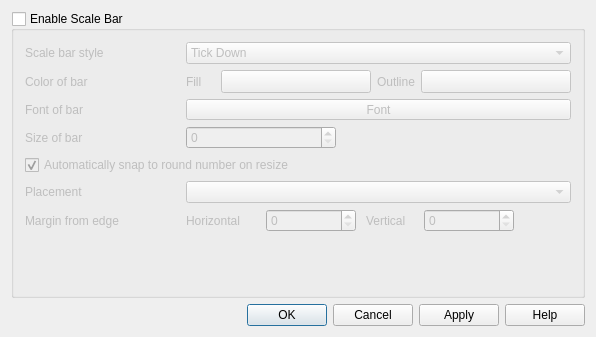
Above: src/ui/qgsdecorationscalebardialog.ui from qgis/QGIS before the change. Below: the same form after it.
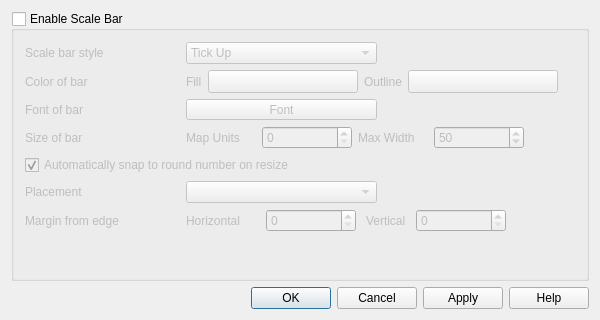
That is the form after the change. Icons and pictures are not drawn. Custom widgets are drawn as their Qt base class.

```diff
--- a/src/ui/qgsdecorationscalebardialog.ui
+++ b/src/ui/qgsdecorationscalebardialog.ui
@@ -6,8 +6,8 @@
    <rect>
     <x>0</x>
     <y>0</y>
-    <width>596</width>
-    <height>337</height>
+    <width>600</width>
+    <height>320</height>
    </rect>
   </property>
   <property name="windowTitle">
@@ -17,21 +17,11 @@
    <iconset>
     <normaloff>../../../../../.designer/backup</normaloff>../../../../../.designer/backup</iconset>
   </property>
-  <layout class="QGridLayout" name="gridLayout">
-   <item row="1" column="0">
-    <widget class="QDialogButtonBox" name="buttonBox">
-     <property name="orientation">
-      <enum>Qt::Horizontal</enum>
-     </property>
-     <property name="standardButtons">
-      <set>QDialogButtonBox::Apply|QDialogButtonBox::Cancel|QDialogButtonBox::Help|QDialogButtonBox::Ok</set>
-     </property>
-    </widget>
-   </item>
-   <item row="0" column="0">
+  <layout class="QVBoxLayout" name="verticalLayout">
+   <item>
     <widget class="QGroupBox" name="grpEnable">
      <property name="sizePolicy">
-      <sizepolicy hsizetype="Preferred" vsizetype="Minimum">
+      <sizepolicy hsizetype="Preferred" vsizetype="Preferred">
        <horstretch>0</horstretch>
        <verstretch>0</verstretch>
       </sizepolicy>
@@ -39,7 +29,7 @@
      <property name="minimumSize">
       <size>
        <width>0</width>
-       <height>220</height>
+       <height>0</height>
       </size>
      </property>
      <property name="title">
@@ -51,64 +41,8 @@
      <property name="checked">
       <bool>false</bool>
      </property>
-     <layout class="QGridLayout" name="gridLayout_2">
-      <item row="3" column="1">
-       <layout class="QHBoxLayout" name="colorLayout">
-        <item>
-         <widget class="QLabel" name="fillLabel">
-          <property name="text">
-           <string>Fill</string>
-          </property>
-         </widget>
-        </item>
-        <item>
-         <widget class="QgsColorButton" name="pbnChangeColor">
-          <property name="minimumSize">
-           <size>
-            <width>150</width>
-            <height>0</height>
-           </size>
-          </property>
-          <property name="maximumSize">
-           <size>
-            <width>120</width>
-            <height>16777215</height>
-           </size>
-          </property>
-          <property name="text">
-           <string/>
-          </property>
-         </widget>
-        </item>
-        <item>
-         <widget class="QLabel" name="outlineLabel">
-          <property name="text">
-           <string>Outline</string>
-          </property>
-         </widget>
-        </item>
-        <item>
-         <widget class="QgsColorButton" name="pbnChangeOutlineColor">
-          <property name="minimumSize">
-           <size>
-            <width>150</width>
-            <height>0</height>
-           </size>
-          </property>
-          <property name="maximumSize">
-           <size>
-            <width>120</width>
-            <height>16777215</height>
-           </size>
-          </property>
-          <property name="text">
-           <string/>
-          </property>
-         </widget>
-        </item>
-       </layout>
-      </item>
-      <item row="2" column="0">
+     <layout class="QGridLayout" name="gridLayout">
+      <item row="0" column="0">
        <widget class="QLabel" name="textLabel1">
         <property name="sizePolicy">
          <sizepolicy hsizetype="Preferred" vsizetype="Minimum">
@@ -124,23 +58,7 @@
         </property>
        </widget>
       </item>
-      <item row="5" column="0">
-       <widget class="QLabel" name="textLabel1_3">
-        <property name="sizePolicy">
-         <sizepolicy hsizetype="Preferred" vsizetype="Minimum">
-          <horstretch>0</horstretch>
-          <verstretch>0</verstretch>
-         </sizepolicy>
-        </property>
-        <property name="text">
-         <string>Size of bar</string>
-        </property>
-        <property name="buddy">
-         <cstring>spnSize</cstring>
-        </property>
-       </widget>
-      </item>
-      <item row="2" column="1">
+      <item row="0" column="1">
        <widget class="QComboBox" name="cboStyle">
         <property name="sizePolicy">
          <sizepolicy hsizetype="Minimum" vsizetype="Minimum">
@@ -151,6 +69,12 @@
         <property name="toolTip">
          <string>Select the style of the scale bar</string>
         </property>
+        <property name="currentText">
+         <string>Tick Up</string>
+        </property>
+        <property name="currentIndex">
+         <number>1</number>
+        </property>
         <item>
          <property name="text">
           <string>Tick Down</string>
@@ -173,7 +97,7 @@
         </item>
        </widget>
       </item>
-      <item row="3" column="0">
+      <item row="1" column="0">
        <widget class="QLabel" name="textLabel1_3_2">
         <property name="sizePolicy">
          <sizepolicy hsizetype="Preferred" vsizetype="Minimum">
@@ -186,7 +110,82 @@
         </property>
        </widget>
       </item>
-      <item row="4" column="0">
+      <item row="1" column="1" colspan="2">
+       <layout class="QHBoxLayout" name="colorLayout">
+        <item>
+         <widget class="QLabel" name="fillLabel">
+          <property name="text">
+           <string>Fill</string>
+          </property>
+          <property name="buddy">
+           <cstring>pbnChangeColor</cstring>
+          </property>
+         </widget>
+        </item>
+        <item>
+         <widget class="QgsColorButton" name="pbnChangeColor">
+          <property name="minimumSize">
+           <size>
+            <width>150</width>
+            <height>0</height>
+           </size>
+          </property>
+          <property name="maximumSize">
+           <size>
+            <width>120</width>
+            <height>16777215</height>
+           </size>
+          </property>
+          <property name="text">
+           <string/>
+          </property>
+         </widget>
+        </item>
+        <item>
+         <widget class="QLabel" name="outlineLabel">
+          <property name="text">
+           <string>Outline</string>
+          </property>
+          <property name="buddy">
+           <cstring>pbnChangeOutlineColor</cstring>
+          </property>
+         </widget>
+        </item>
+        <item>
+         <widget class="QgsColorButton" name="pbnChangeOutlineColor">
+          <property name="minimumSize">
+           <size>
+            <width>150</width>
+            <height>0</height>
+           </size>
+          </property>
+          <property name="maximumSize">
+           <size>
+            <width>120</width>
+            <height>16777215</height>
+           </size>
+          </property>
+          <property name="text">
+           <string/>
+          </property>
+         </widget>
+        </item>
+        <item>
+         <spacer name="horizontalSpacer">
+          <property name="orientation">
+           <enum>Qt::Horizontal</enum>
+          </property>
+          <property name="sizeHint" stdset="0">
+           <size>
+            <width>40</width>
+            <height>20</height>
+           </size>
+          </property>
+         </spacer>
+        </item>
+       </layout>
+      </item>
+      <item row="2" column="0">
        <widget class="QLabel" name="textLabel1_3_22">
         <property name="sizePolicy">
          <sizepolicy hsizetype="Preferred" vsizetype="Minimum">
@@ -197,9 +196,12 @@
         <property name="text">
          <string>Font of bar</string>
         </property>
+        <property name="buddy">
+         <cstring>mButtonFontStyle</cstring>
+        </property>
        </widget>
       </item>
-      <item row="4" column="1">
+      <item row="2" column="1">
        <widget class="QgsFontButton" name="mButtonFontStyle">
         <property name="sizePolicy">
          <sizepolicy hsizetype="Expanding" vsizetype="Fixed">
@@ -212,8 +214,52 @@
         </property>
        </widget>
       </item>
-      <item row="5" column="1">
-       <layout class="QHBoxLayout" name="horizontalLayout_3">
+      <item row="3" column="0">
+       <widget class="QLabel" name="lblSize">
+        <property name="sizePolicy">
+         <sizepolicy hsizetype="Preferred" vsizetype="Minimum">
+          <horstretch>0</horstretch>
+          <verstretch>0</verstretch>
+         </sizepolicy>
+        </property>
+        <property name="text">
+         <string>Size of bar</string>
+        </property>
+       </widget>
+      </item>
+      <item row="3" column="1" colspan="2">
+       <layout class="QHBoxLayout" name="hlytSize">
+        <item>
+         <widget class="QLabel" name="lblmapunits">
+          <property name="sizePolicy">
+           <sizepolicy hsizetype="Minimum" vsizetype="Minimum">
+            <horstretch>0</horstretch>
+            <verstretch>0</verstretch>
+           </sizepolicy>
+          </property>
+          <property name="minimumSize">
+           <size>
+            <width>70</width>
+            <height>0</height>
+           </size>
+          </property>
+          <property name="maximumSize">
+           <size>
+            <width>60</width>
+            <height>16777215</height>
+           </size>
+          </property>
+          <property name="text">
+           <string>Map Units</string>
+          </property>
+          <property name="alignment">
+           <set>Qt::AlignLeading|Qt::AlignLeft|Qt::AlignVCenter</set>
+          </property>
+          <property name="buddy">
+           <cstring>spnSize</cstring>
+          </property>
+         </widget>
+        </item>
         <item>
          <widget class="QgsSpinBox" name="spnSize">
           <property name="sizePolicy">
@@ -224,14 +270,79 @@
           </property>
           <property name="minimumSize">
            <size>
-            <width>150</width>
+            <width>90</width>
             <height>0</height>
            </size>
           </property>
+          <property name="toolTip">
+           <string>Desired length of scale bar in measuring map units</string>
+          </property>
+          <property name="maximum">
+           <number>10000</number>
+          </property>
          </widget>
         </item>
         <item>
-         <spacer name="horizontalSpacer">
+         <widget class="QLabel" name="lblMaxSize">
+          <property name="sizePolicy">
+           <sizepolicy hsizetype="Minimum" vsizetype="Minimum">
+            <horstretch>0</horstretch>
+            <verstretch>0</verstretch>
+           </sizepolicy>
+          </property>
+          <property name="minimumSize">
+           <size>
+            <width>70</width>
+            <height>0</height>
+           </size>
+          </property>
+          <property name="maximumSize">
+           <size>
+            <width>60</width>
+            <height>16777215</height>
+           </size>
+          </property>
+          <property name="text">
+           <string>Max Width</string>
+          </property>
+          <property name="alignment">
+           <set>Qt::AlignLeading|Qt::AlignLeft|Qt::AlignVCenter</set>
+          </property>
+          <property name="buddy">
+           <cstring>spnMaxWidth</cstring>
+          </property>
+         </widget>
+        </item>
+        <item>
+         <widget class="QgsSpinBox" name="spnMaxWidth">
+          <property name="sizePolicy">
+           <sizepolicy hsizetype="Minimum" vsizetype="Minimum">
+            <horstretch>0</horstretch>
+            <verstretch>0</verstretch>
+           </sizepolicy>
+          </property>
+          <property name="minimumSize">
+           <size>
+            <width>90</width>
+            <height>0</height>
+           </size>
+          </property>
+          <property name="toolTip">
+           <string>Maximum width of scale bar as percentage of map canvas (1-80%)</string>
+          </property>
+          <property name="minimum">
+           <number>1</number>
+          </property>
+          <property name="maximum">
+           <number>80</number>
+          </property>
+          <property name="value">
+           <number>50</number>
+          </property>
+         </widget>
+        </item>
+        <item>
+         <spacer name="horizontalSpacer_2">
           <property name="orientation">
            <enum>Qt::Horizontal</enum>
           </property>
@@ -245,8 +356,63 @@
         </item>
        </layout>
       </item>
-      <item row="8" column="1">
-       <layout class="QHBoxLayout" name="hlytMargin" stretch="0,0,0,0,0">
+      <item row="4" column="0" colspan="3">
+       <widget class="QCheckBox" name="chkSnapping">
+        <property name="sizePolicy">
+         <sizepolicy hsizetype="Minimum" vsizetype="Minimum">
+          <horstretch>0</horstretch>
+          <verstretch>0</verstretch>
+         </sizepolicy>
+        </property>
+        <property name="text">
+         <string>Automatically snap to round number on resize</string>
+        </property>
+        <property name="checked">
+         <bool>true</bool>
+        </property>
+       </widget>
+      </item>
+      <item row="5" column="0">
+       <widget class="QLabel" name="lblLocation">
+        <property name="sizePolicy">
+         <sizepolicy hsizetype="Preferred" vsizetype="Minimum">
+          <horstretch>0</horstretch>
+          <verstretch>0</verstretch>
+         </sizepolicy>
+        </property>
+        <property name="text">
+         <string>Placement</string>
+        </property>
+        <property name="buddy">
+         <cstring>cboPlacement</cstring>
+        </property>
+       </widget>
+      </item>
+      <item row="5" column="1">
+       <widget class="QComboBox" name="cboPlacement">
+        <property name="sizePolicy">
+         <sizepolicy hsizetype="Minimum" vsizetype="Minimum">
+          <horstretch>0</horstretch>
+          <verstretch>0</verstretch>
+         </sizepolicy>
+        </property>
+       </widget>
+      </item>
+      <item row="6" column="0">
+       <widget class="QLabel" name="lblMargin">
+        <property name="minimumSize">
+         <size>
+          <width>155</width>
+          <height>0</height>
+         </size>
+        </property>
+        <property name="text">
+         <string>Margin from edge</string>
+        </property>
+       </widget>
+      </item>
+      <item row="6" column="1" colspan="2">
+       <layout class="QHBoxLayout" name="hlytMargin" stretch="0,0,0,0,0,0">
         <property name="spacing">
          <number>10</number>
         </property>
@@ -279,6 +445,9 @@
           <property name="alignment">
            <set>Qt::AlignLeading|Qt::AlignLeft|Qt::AlignVCenter</set>
           </property>
+          <property name="buddy">
+           <cstring>spnHorizontal</cstring>
+          </property>
          </widget>
         </item>
         <item>
@@ -301,15 +470,15 @@
             <height>16777215</height>
            </size>
           </property>
-          <property name="minimum">
-           <number>0</number>
-          </property>
-          <property name="maximum">
-           <number>100</number>
-          </property>
           <property name="toolTip">
            <string>Horizontal offset on the map canvas from the placement anchor</string>
           </property>
+          <property name="minimum">
+           <number>0</number>
+          </property>
+          <property name="maximum">
+           <number>100</number>
+          </property>
          </widget>
         </item>
         <item>
@@ -329,6 +498,9 @@
           <property name="text">
            <string>Vertical</string>
           </property>
+          <property name="buddy">
+           <cstring>spnVertical</cstring>
+          </property>
          </widget>
         </item>
         <item>
@@ -351,12 +523,12 @@
             <height>16777215</height>
            </size>
           </property>
-          <property name="maximum">
-           <number>100</number>
-          </property>
           <property name="toolTip">
            <string>Vertical offset on the map canvas from the placement anchor</string>
           </property>
+          <property name="maximum">
+           <number>100</number>
+          </property>
          </widget>
         </item>
         <item>
@@ -366,64 +538,22 @@
           </property>
          </widget>
         </item>
+        <item>
+         <spacer name="horizontalSpacer_3">
+          <property name="orientation">
+           <enum>Qt::Horizontal</enum>
+          </property>
+          <property name="sizeHint" stdset="0">
+           <size>
+            <width>40</width>
+            <height>20</height>
+           </size>
+          </property>
+         </spacer>
+        </item>
        </layout>
       </item>
       <item row="7" column="1">
-       <widget class="QComboBox" name="cboPlacement">
-        <property name="sizePolicy">
-         <sizepolicy hsizetype="Minimum" vsizetype="Minimum">
-          <horstretch>0</horstretch>
-          <verstretch>0</verstretch>
-         </sizepolicy>
-        </property>
-       </widget>
-      </item>
-      <item row="8" column="0">
-       <widget class="QLabel" name="lblMargin">
-        <property name="minimumSize">
-         <size>
-          <width>155</width>
-          <height>0</height>
-         </size>
-        </property>
-        <property name="text">
-         <string>Margin from edge</string>
-        </property>
-       </widget>
-      </item>
-      <item row="7" column="0">
-       <widget class="QLabel" name="lblLocation">
-        <property name="sizePolicy">
-         <sizepolicy hsizetype="Preferred" vsizetype="Minimum">
-          <horstretch>0</horstretch>
-          <verstretch>0</verstretch>
-         </sizepolicy>
-        </property>
-        <property name="text">
-         <string>Placement</string>
-        </property>
-        <property name="buddy">
-         <cstring>cboPlacement</cstring>
-        </property>
-       </widget>
-      </item>
-      <item row="6" column="0" colspan="2">
-       <widget class="QCheckBox" name="chkSnapping">
-        <property name="sizePolicy">
-         <sizepolicy hsizetype="Minimum" vsizetype="Minimum">
-          <horstretch>0</horstretch>
-          <verstretch>0</verstretch>
-         </sizepolicy>
-        </property>
-        <property name="text">
-         <string>Automatically snap to round number on resize</string>
-        </property>
-        <property name="checked">
-         <bool>true</bool>
-        </property>
-       </widget>
-      </item>
-      <item row="9" column="0" colspan="2">
        <spacer name="verticalSpacer">
         <property name="orientation">
          <enum>Qt::Vertical</enum>
@@ -436,9 +566,58 @@
         </property>
        </spacer>
       </item>
+      <item row="5" column="2">
+       <spacer name="horizontalSpacer_4">
+        <property name="orientation">
+         <enum>Qt::Horizontal</enum>
+        </property>
+        <property name="sizeHint" stdset="0">
+         <size>
+          <width>40</width>
+          <height>20</height>
+         </size>
+        </property>
+       </spacer>
+      </item>
+      <item row="2" column="2">
+       <spacer name="horizontalSpacer_5">
+        <property name="orientation">
+         <enum>Qt::Horizontal</enum>
+        </property>
+        <property name="sizeHint" stdset="0">
+         <size>
+          <width>40</width>
+          <height>20</height>
+         </size>
+        </property>
+       </spacer>
+      </item>
+      <item row="0" column="2">
+       <spacer name="horizontalSpacer_6">
+        <property name="orientation">
+         <enum>Qt::Horizontal</enum>
+        </property>
+        <property name="sizeHint" stdset="0">
+         <size>
+          <width>40</width>
+          <height>20</height>
+         </size>
+        </property>
+       </spacer>
+      </item>
      </layout>
     </widget>
    </item>
+   <item>
+    <widget class="QDialogButtonBox" name="buttonBox">
+     <property name="orientation">
+      <enum>Qt::Horizontal</enum>
+     </property>
+     <property name="standardButtons">
+      <set>QDialogButtonBox::Apply|QDialogButtonBox::Cancel|QDialogButtonBox::Help|QDialogButtonBox::Ok</set>
+     </property>
+    </widget>
+   </item>
   </layout>
  </widget>
  <layoutdefault spacing="6" margin="11"/>
```
Left out of the diff: 1 changed line with no effect on the pictures.
